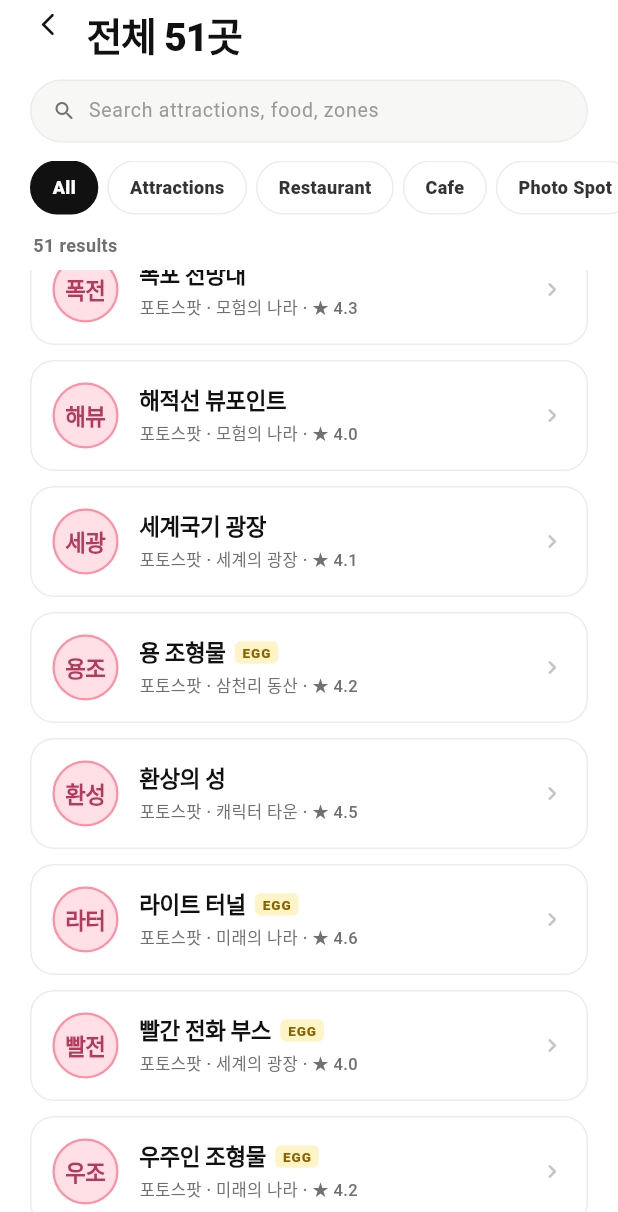
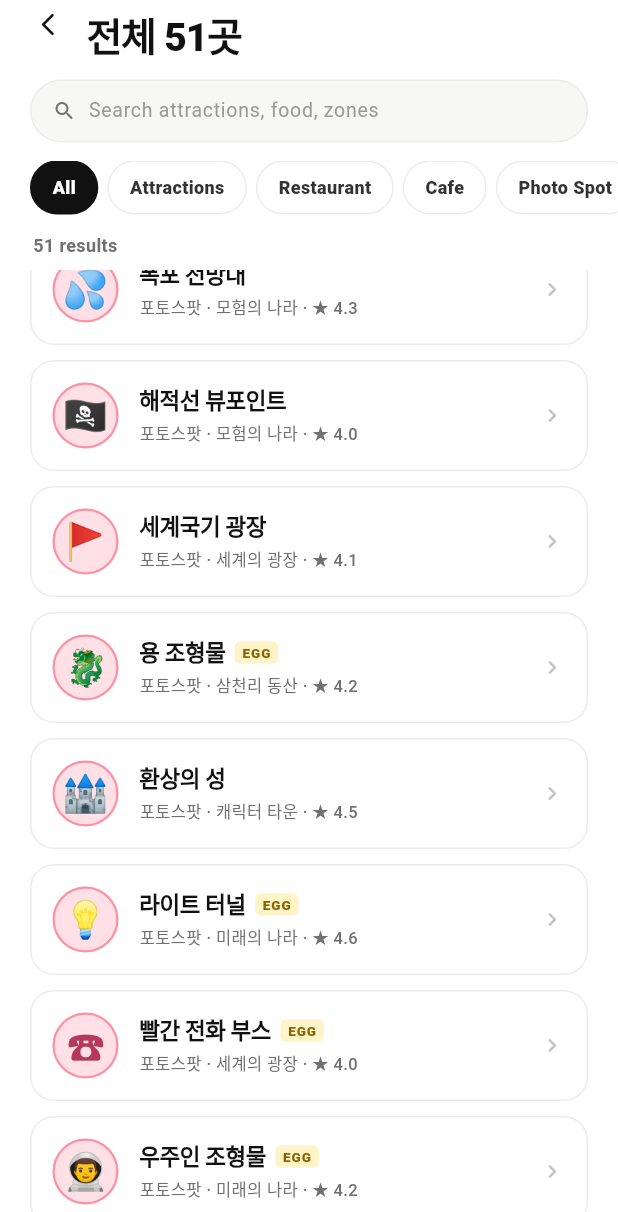
Before and after one commit to 202001381/retrace, a Flutter app: the AllAttractionsScreen screen opened directly, scrolled down 2880 dp, on a phone screen of 412 x 824 dp, the part 24-1236 px from its top. Run offline on Flutter 3.47's test engine with Material 3 defaults, Android fonts, the phone set to English and light mode, and no system bars; our stand-ins replace cloud_firestore, firebase_core, firebase_messaging, flutter_map, geolocator, image_picker and 2 more; accounts and stored records are empty.

Commit message:
Stamp — emoji-first marker rendering (51 icons already in catalog)
Map markers were rendering 2-3 character 한글 codes ('888', '스', '라터',
'코', '단', '용조') auto-derived from attraction names — looked text-heavy
and not iconic.

Each attraction in attractions.json already carries an `icon` field
(49 unique emojis across 51 attractions: 🎢 🌀 🎠 🚗 ⚓ 🍕 ☕ 📸 ...).
Use it.

Changes:
  widgets/design/stamp.dart — Stamp now takes optional `emoji`; when set,
  renders the emoji (size×0.55) instead of the text code. Tone palette /
  border / rotation stay the same so the existing visual identity holds.

  Add `emoji: a.icon` (or spot.icon / attraction.icon) at 5 call sites:
    - map_screen.dart  marker + popup
    - all_attractions_screen.dart  list card
    - myluna_screen.dart  hero card + next-candidate row
    - attraction_detail_sheet.dart  header

```diff
--- a/lib/screens/all_attractions_screen.dart
+++ b/lib/screens/all_attractions_screen.dart
@@ -264,6 +264,7 @@ class _AttractionListCard extends StatelessWidget {
             children: [
               Stamp(
                 code: Stamp.codeFromName(a.name),
+                emoji: a.icon,
                 tone: Stamp.toneFromHints(
                   category: a.category,
                   thrillLevel: a.thrillLevel,
--- a/lib/screens/map_screen.dart
+++ b/lib/screens/map_screen.dart
@@ -466,7 +466,7 @@ class _MapScreenState extends State<MapScreen> with TickerProviderStateMixin {
             ),
           ],
         ),
-        child: Stamp(code: code, tone: tone, size: 33),
+        child: Stamp(code: code, emoji: a.icon, tone: tone, size: 33),
       );
 
       return Marker(
@@ -1245,6 +1245,7 @@ class _AttractionCard extends StatelessWidget {
             children: [
               Stamp(
                 code: Stamp.codeFromName(attraction.name),
+                emoji: attraction.icon,
                 tone: Stamp.toneFromHints(
                   category: attraction.category,
                   thrillLevel: attraction.thrillLevel,
--- a/lib/screens/myluna/myluna_screen.dart
+++ b/lib/screens/myluna/myluna_screen.dart
@@ -688,6 +688,7 @@ class _HeroNextCard extends StatelessWidget {
                     children: [
                       Stamp(
                         code: Stamp.codeFromName(spot.name),
+                        emoji: spot.icon,
                         tone: Stamp.toneFromHints(
                           category: spot.category,
                           thrillLevel: spot.thrillLevel,
@@ -922,6 +923,7 @@ class _NextItemRow extends StatelessWidget {
               ],
               Stamp(
                 code: Stamp.codeFromName(spot.name),
+                emoji: spot.icon,
                 tone: Stamp.toneFromHints(
                   category: spot.category,
                   thrillLevel: spot.thrillLevel,
--- a/lib/widgets/attraction_detail_sheet.dart
+++ b/lib/widgets/attraction_detail_sheet.dart
@@ -144,6 +144,7 @@ class _AttractionDetailSheetState extends State<AttractionDetailSheet> {
               children: [
                 Stamp(
                   code: Stamp.codeFromName(a.name),
+                  emoji: a.icon,
                   tone: Stamp.toneFromHints(
                     category: a.category,
                     thrillLevel: a.thrillLevel,
--- a/lib/widgets/design/stamp.dart
+++ b/lib/widgets/design/stamp.dart
@@ -36,6 +36,9 @@ class Stamp extends StatelessWidget {
   final StampTone tone;
   final double rotate; // degrees, ±10 for hand-stamp feel
   final TextStyle? textStyle;
+  /// 이모지로 표시. 비어있으면 [code] 텍스트로 fallback.
+  /// 지도 마커처럼 시각 강조가 필요한 곳에서 사용.
+  final String? emoji;
 
   const Stamp({
     super.key,
@@ -44,6 +47,7 @@ class Stamp extends StatelessWidget {
     this.tone = StampTone.navy,
     this.rotate = 0,
     this.textStyle,
+    this.emoji,
   });
 
   /// 어트랙션명에서 2~3 글자 도장 코드를 도출.
@@ -90,7 +94,10 @@ class Stamp extends StatelessWidget {
   @override
   Widget build(BuildContext context) {
     final p = _kStampPalette[tone] ?? _kStampPalette[StampTone.navy]!;
-    final fs = code.length >= 3 ? size * 0.28 : size * 0.34;
+    final useEmoji = (emoji != null && emoji!.isNotEmpty);
+    final fs = useEmoji
+        ? size * 0.55
+        : (code.length >= 3 ? size * 0.28 : size * 0.34);
     final stamp = Container(
       width: size,
       height: size,
@@ -101,7 +108,7 @@ class Stamp extends StatelessWidget {
         border: Border.all(color: p.border, width: 1.5),
       ),
       child: Text(
-        code,
+        useEmoji ? emoji! : code,
         style: (textStyle ?? const TextStyle()).copyWith(
           color: p.ink,
           fontSize: fs,
```
